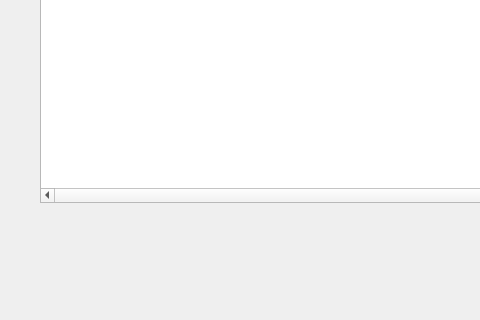
Above: showprofessors.ui from Youssef-Abo-El-Ela/LearningManagementSystem before the change; both pictures show x 0 to 480 and y 308 to 628 of the 776 by 628 pixel window. Below: the same form after it.
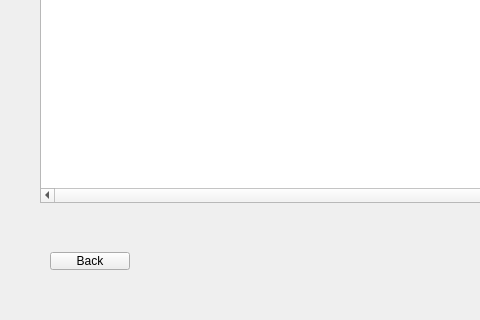
That is the form after the change.

Commit message: back_button_DONE

```diff
--- a/showprofessors.ui
+++ b/showprofessors.ui
@@ -72,6 +72,19 @@
     </property>
    </column>
   </widget>
+  <widget class="QPushButton" name="pushButton_2">
+   <property name="geometry">
+    <rect>
+     <x>50</x>
+     <y>560</y>
+     <width>80</width>
+     <height>18</height>
+    </rect>
+   </property>
+   <property name="text">
+    <string>Back</string>
+   </property>
+  </widget>
  </widget>
  <resources/>
  <connections/>
```
The commit also changes 28 other files.
